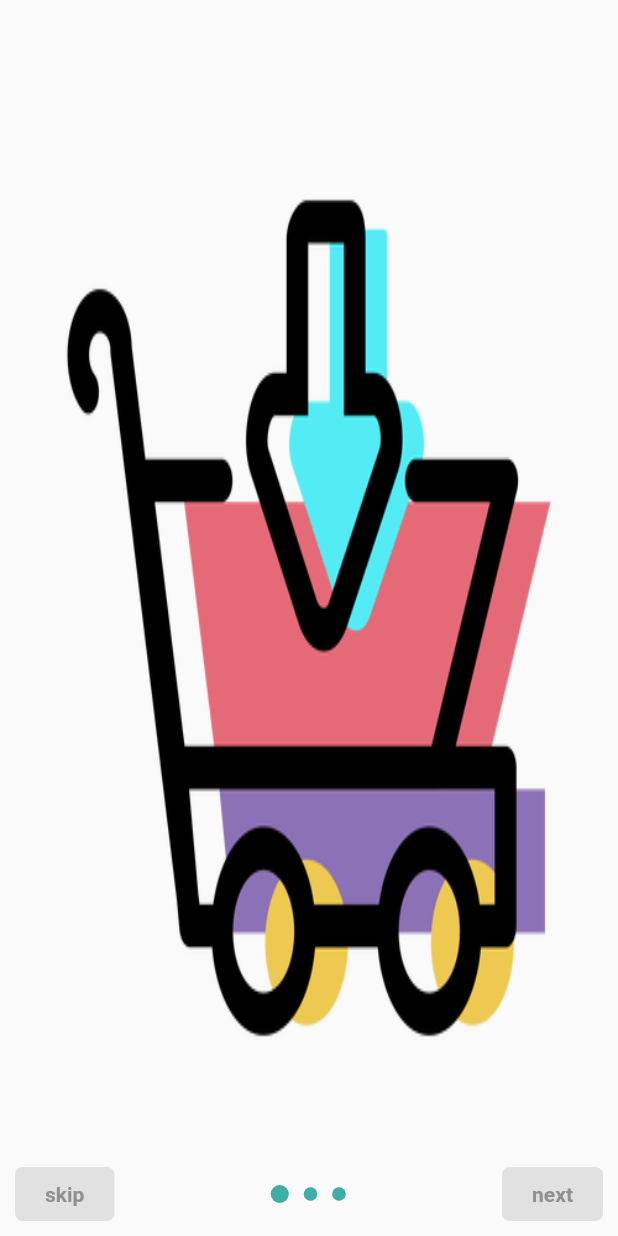
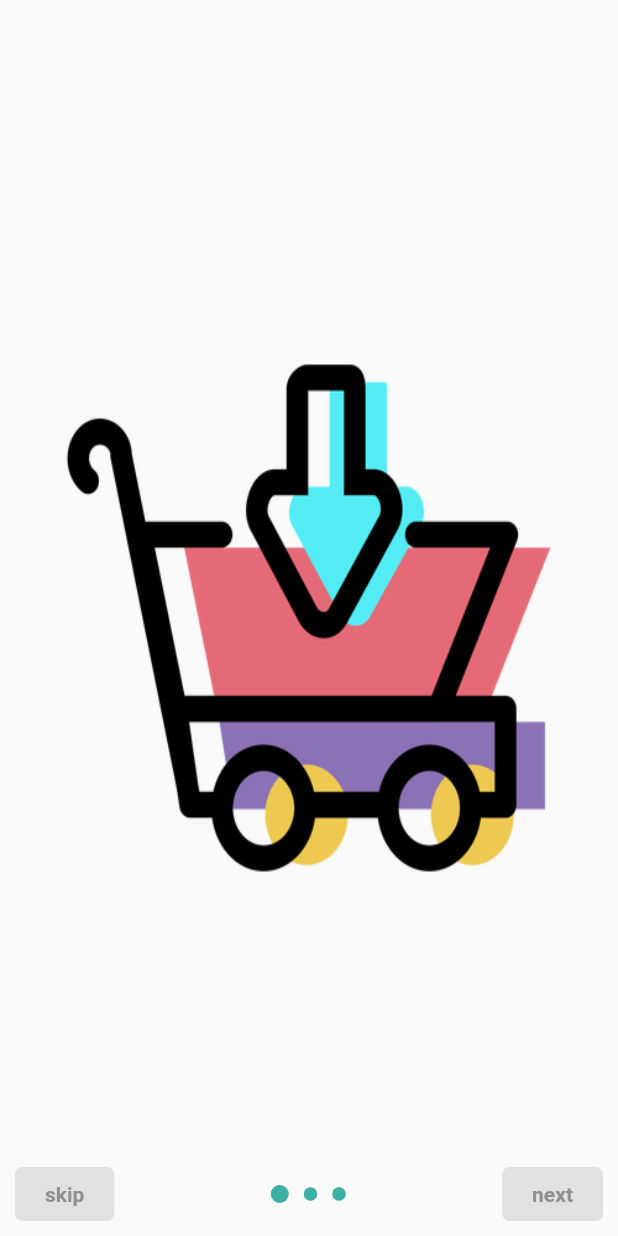
Before and after one commit to iamthejahid/simple_prayer_api_calling_using_getx_clean_arch, a Flutter app: the screen it shows after launch, on a phone screen of 412 x 824 dp. Run offline on Flutter 3.47's test engine with Material 2 defaults, Android fonts, the phone set to English and light mode, and no system bars; our stand-ins replace get, get_storage, google_fonts.

Commit message:
ui change in onboarding

```diff
--- a/lib/presentation/pages/pages/on_board.dart
+++ b/lib/presentation/pages/pages/on_board.dart
@@ -30,7 +30,10 @@ class _OnboardingState extends State<Onboarding> {
         child: Scaffold(
           body: Stack(
             children: [
-              PageView.builder(
+              Center(
+                child: SizedBox(
+                  height: 500,
+                  child: PageView.builder(
                     controller: _pageController,
                     itemCount: 3,
                     onPageChanged: (v) {
@@ -38,6 +41,8 @@ class _OnboardingState extends State<Onboarding> {
                     },
                     itemBuilder: (ctx, index) =>
                         OnBoardingPageMaterial(imgaePath: _imageList[index]),
+                  ),
+                ),
               ),
               Container(
                 alignment: Alignment.bottomCenter,
```
Lines whose indentation alone changed are shown as unchanged.
